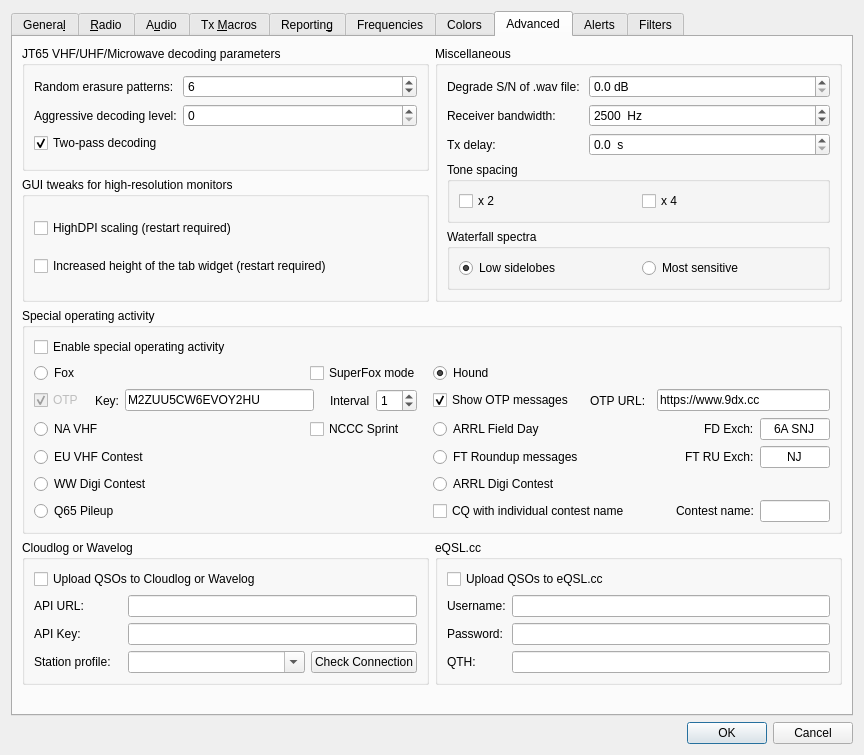
This is Configuration.ui in WSJTX/wsjtx as Qt 5 draws it before an edit. The edited form follows.
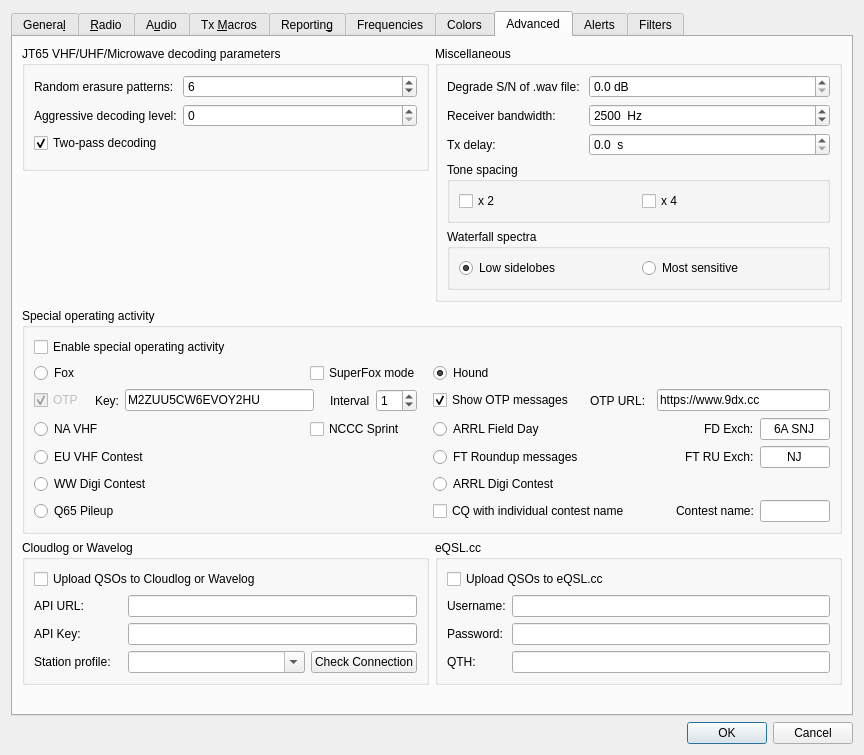
This is the edited form. The open tabs and pages were chosen to show the change. Custom widgets are drawn as their Qt base class.

Diff of the .ui file:
```diff
--- a/Configuration.ui
+++ b/Configuration.ui
@@ -3859,35 +3859,6 @@
          </layout>
         </widget>
        </item>
-       <item row="1" column="0">
-        <widget class="QGroupBox" name="groupBox_8">
-         <property name="title">
-          <string>GUI tweaks for high-resolution monitors</string>
-         </property>
-         <layout class="QGridLayout" name="gridLayout_26">
-          <item row="0" column="0">
-           <widget class="QCheckBox" name="cbHighDPI">
-            <property name="toolTip">
-             <string>&lt;html&gt;&lt;head/&gt;&lt;body&gt;&lt;p&gt;HighDPI scaling enables a larger and more proportionally correct display of the controls on 4K monitors (if supported by the OS).&lt;/p&gt;&lt;/body&gt;&lt;/html&gt;</string>
-            </property>
-            <property name="text">
-             <string>HighDPI scaling (restart required)</string>
-            </property>
-           </widget>
-          </item>
-          <item row="1" column="0">
-           <widget class="QCheckBox" name="cbLargerTabWidget">
-            <property name="toolTip">
-             <string>&lt;html&gt;&lt;head/&gt;&lt;body&gt;&lt;p&gt;Increased height of some control elements.&lt;/p&gt;&lt;/body&gt;&lt;/html&gt;</string>
-            </property>
-            <property name="text">
-             <string>Increased height of the tab widget (restart required)</string>
-            </property>
-           </widget>
-          </item>
-         </layout>
-        </widget>
-       </item>
        <item row="2" column="0" colspan="2">
         <widget class="QGroupBox" name="gbSpecialOpActivity">
          <property name="title">
```
Left out of the diff: 2 changed lines with no effect on the pictures.
